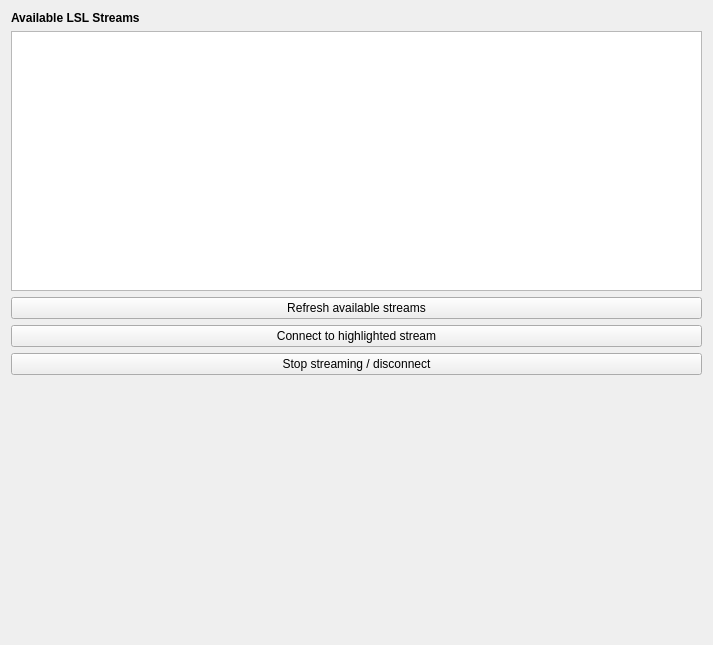
Before: the Qt Designer form applications/mne_scan/plugins/lsladapter/FormFiles/lsladaptersetup.ui in mne-tools/mne-cpp, drawn with Qt 5.
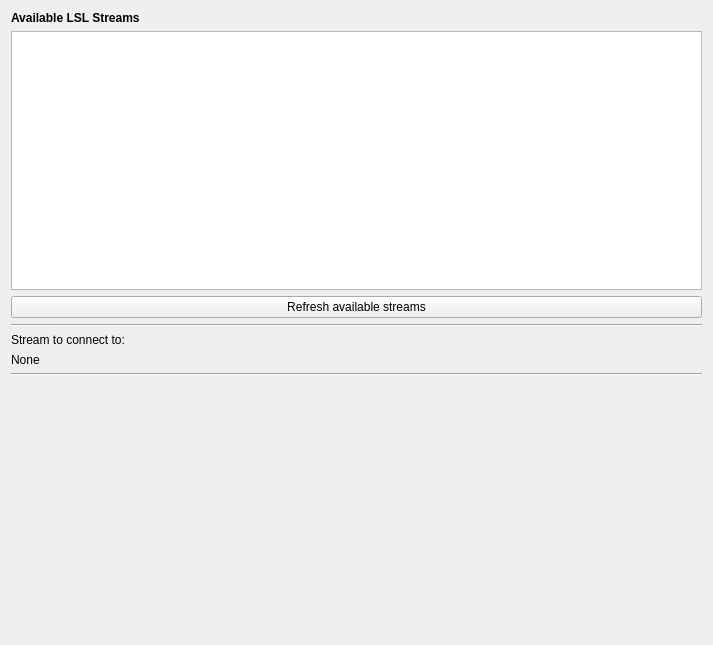
After: the same form once the commit is applied.

The edit to the form file:
```diff
--- a/applications/mne_scan/plugins/lsladapter/FormFiles/lsladaptersetup.ui
+++ b/applications/mne_scan/plugins/lsladapter/FormFiles/lsladaptersetup.ui
@@ -38,16 +38,30 @@
     </widget>
    </item>
    <item>
-    <widget class="QPushButton" name="connectToStream">
+    <widget class="Line" name="line">
+     <property name="orientation">
+      <enum>Qt::Horizontal</enum>
+     </property>
+    </widget>
+   </item>
+   <item>
+    <widget class="QLabel" name="label">
      <property name="text">
-      <string>Connect to highlighted stream</string>
+      <string>Stream to connect to:</string>
      </property>
     </widget>
    </item>
    <item>
-    <widget class="QPushButton" name="stopStreaming">
+    <widget class="QLabel" name="currentStreamDescription">
      <property name="text">
-      <string>Stop streaming / disconnect</string>
+      <string>&lt;html&gt;&lt;head/&gt;&lt;body&gt;&lt;p&gt;None&lt;/p&gt;&lt;/body&gt;&lt;/html&gt;</string>
+     </property>
+    </widget>
+   </item>
+   <item>
+    <widget class="Line" name="line_2">
+     <property name="orientation">
+      <enum>Qt::Horizontal</enum>
      </property>
     </widget>
    </item>
```
